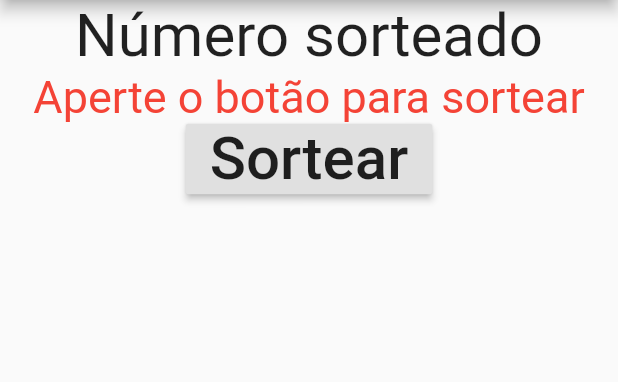
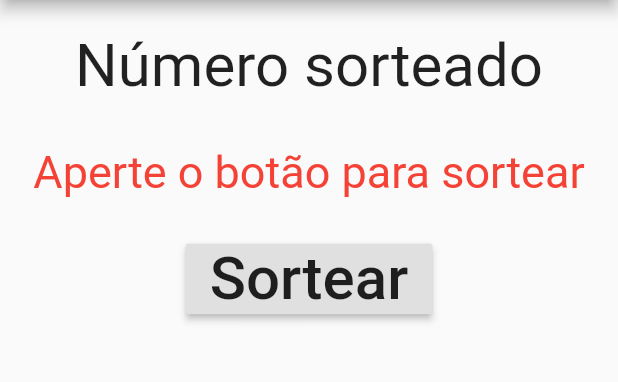
Before and after one commit to elton-fonseca/exemplo-flutter-fundamentos, a Flutter app: the screen it shows after launch, on a phone screen of 412 x 824 dp, the part 84-466 px from its top. Run offline on Flutter 3.47's test engine with Material 2 defaults, Android fonts, the phone set to English and light mode, and no system bars.

Commit message:
Conhecendo o Widget de Padding

```diff
--- a/lib/main.dart
+++ b/lib/main.dart
@@ -38,17 +38,26 @@ class _PaginaInicialState extends State<PaginaInicial> {
       body: Center(
         child: Column(
           children: [
-            Text(
+            Padding(
+              padding: const EdgeInsets.only(top: 20),
+              child: Text(
                 'Número sorteado',
                 style: TextStyle(fontSize: 40),
               ),
-            Text(
+            ),
+            Padding(
+              padding: const EdgeInsets.only(
+                top: 30,
+                bottom: 30,
+              ),
+              child: Text(
                 _numeroSorteado != 0
                     ? '$_numeroSorteado'
                     : 'Aperte o botão para sortear',
                 style: TextStyle(
                   fontSize: 30,
                   color: Colors.red,
+                ),
               ),
             ),
             RaisedButton(
```
Lines whose indentation alone changed are shown as unchanged.
